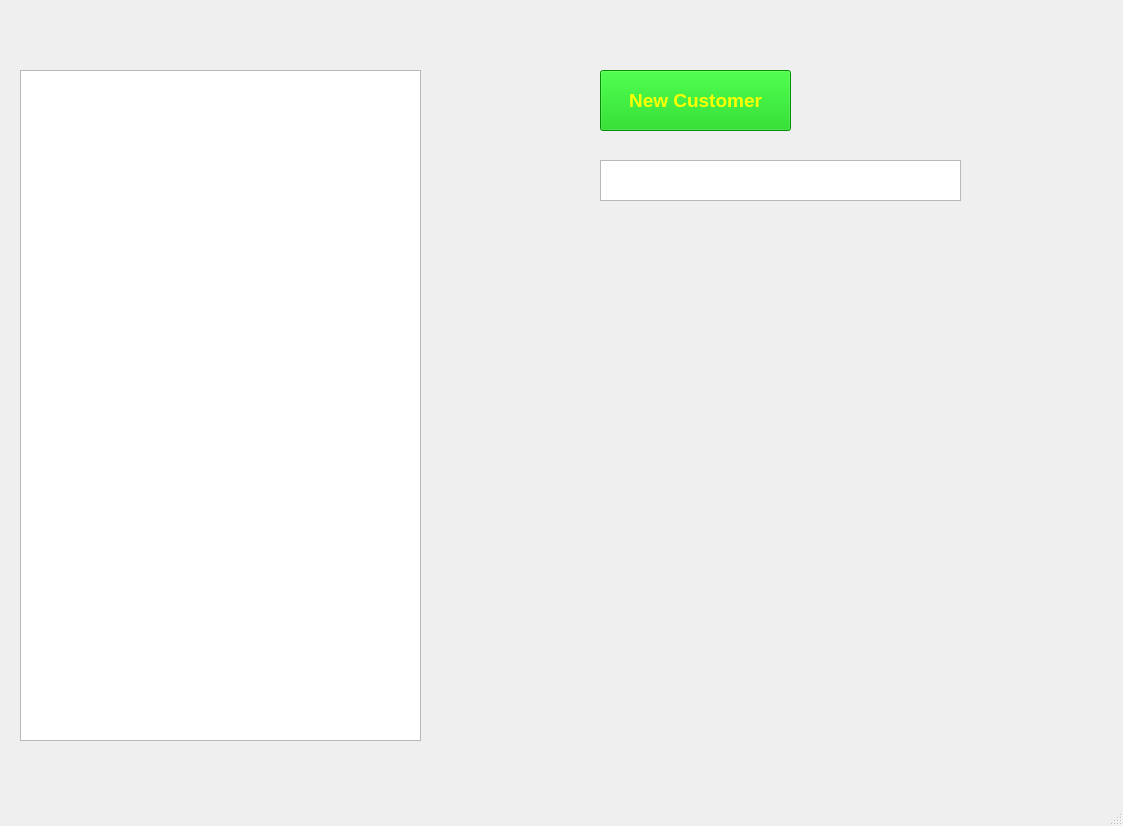
First picture: the form in MainGUI_0.ui, repository jayd1860/ProjectDocsShare, before the edit.
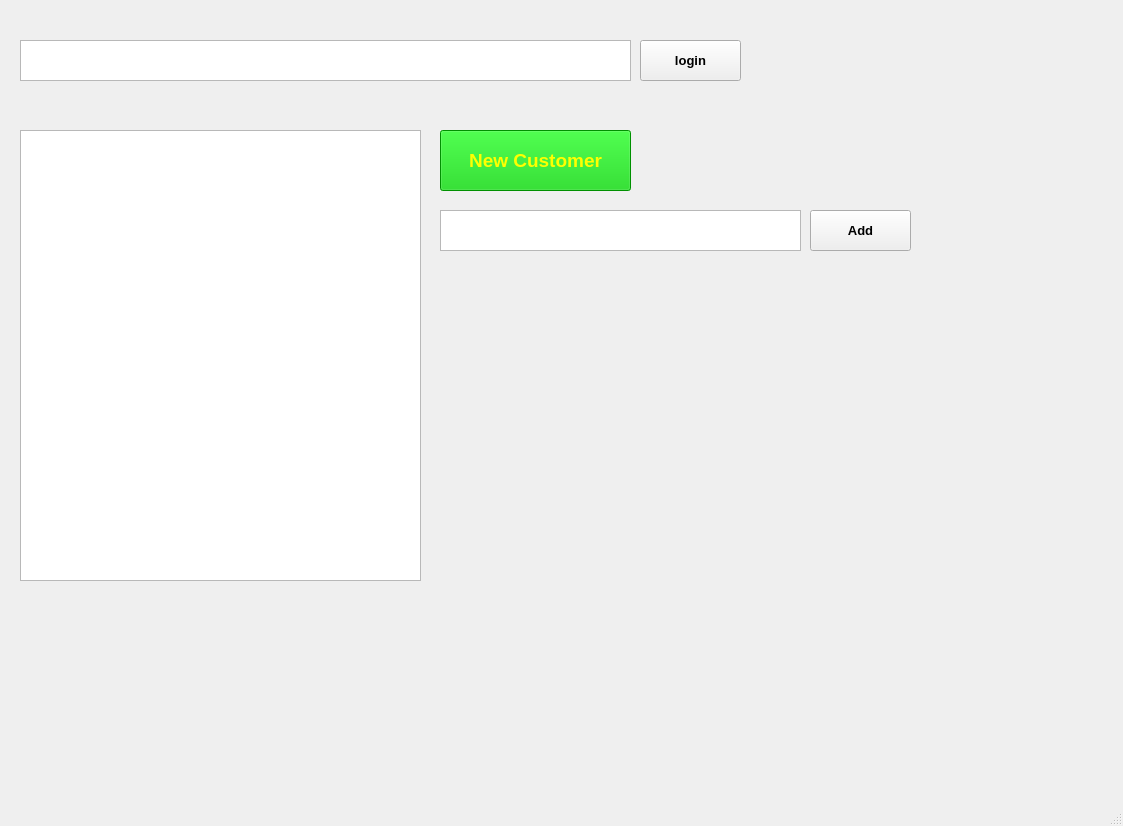
Second picture: the form after the edit.

Commit message: -- Added authentication key edit box and login button to MainGUI -- Made Create New Customer buttons and edit box work -- Made extraction and printing of name of selected item in list box workspace.xml

```diff
--- a/MainGUI_0.ui
+++ b/MainGUI_0.ui
@@ -18,9 +18,9 @@
     <property name="geometry">
      <rect>
       <x>20</x>
-      <y>70</y>
+      <y>130</y>
       <width>401</width>
-      <height>671</height>
+      <height>451</height>
      </rect>
     </property>
     <property name="font">
@@ -34,8 +34,8 @@
    <widget class="QPushButton" name="pushButtonNewCustomer">
     <property name="geometry">
      <rect>
-      <x>600</x>
-      <y>70</y>
+      <x>440</x>
+      <y>130</y>
       <width>191</width>
       <height>61</height>
      </rect>
@@ -70,8 +70,8 @@
    <widget class="QPlainTextEdit" name="plainTextEditNewCustomer">
     <property name="geometry">
      <rect>
-      <x>600</x>
-      <y>160</y>
+      <x>440</x>
+      <y>210</y>
       <width>361</width>
       <height>41</height>
      </rect>
@@ -82,6 +82,87 @@
      </font>
     </property>
    </widget>
+   <widget class="QPlainTextEdit" name="plainTextEditAuthenticationKey">
+    <property name="geometry">
+     <rect>
+      <x>20</x>
+      <y>40</y>
+      <width>611</width>
+      <height>41</height>
+     </rect>
+    </property>
+    <property name="font">
+     <font>
+      <pointsize>10</pointsize>
+     </font>
+    </property>
+   </widget>
+   <widget class="QPushButton" name="pushButtonLogin">
+    <property name="geometry">
+     <rect>
+      <x>640</x>
+      <y>40</y>
+      <width>101</width>
+      <height>41</height>
+     </rect>
+    </property>
+    <property name="font">
+     <font>
+      <pointsize>10</pointsize>
+      <weight>75</weight>
+      <bold>true</bold>
+      <kerning>false</kerning>
+     </font>
+    </property>
+    <property name="focusPolicy">
+     <enum>Qt::StrongFocus</enum>
+    </property>
+    <property name="styleSheet">
+     <string notr="true"/>
+    </property>
+    <property name="text">
+     <string>login</string>
+    </property>
+    <property name="checkable">
+     <bool>true</bool>
+    </property>
+    <property name="flat">
+     <bool>false</bool>
+    </property>
+   </widget>
+   <widget class="QPushButton" name="pushButtonAddNewCustomer">
+    <property name="geometry">
+     <rect>
+      <x>810</x>
+      <y>210</y>
+      <width>101</width>
+      <height>41</height>
+     </rect>
+    </property>
+    <property name="font">
+     <font>
+      <pointsize>10</pointsize>
+      <weight>75</weight>
+      <bold>true</bold>
+      <kerning>false</kerning>
+     </font>
+    </property>
+    <property name="focusPolicy">
+     <enum>Qt::StrongFocus</enum>
+    </property>
+    <property name="styleSheet">
+     <string notr="true"/>
+    </property>
+    <property name="text">
+     <string>Add</string>
+    </property>
+    <property name="checkable">
+     <bool>true</bool>
+    </property>
+    <property name="flat">
+     <bool>false</bool>
+    </property>
+   </widget>
   </widget>
   <widget class="QMenuBar" name="menubar">
    <property name="geometry">
```
The commit also changes 6 other files.
